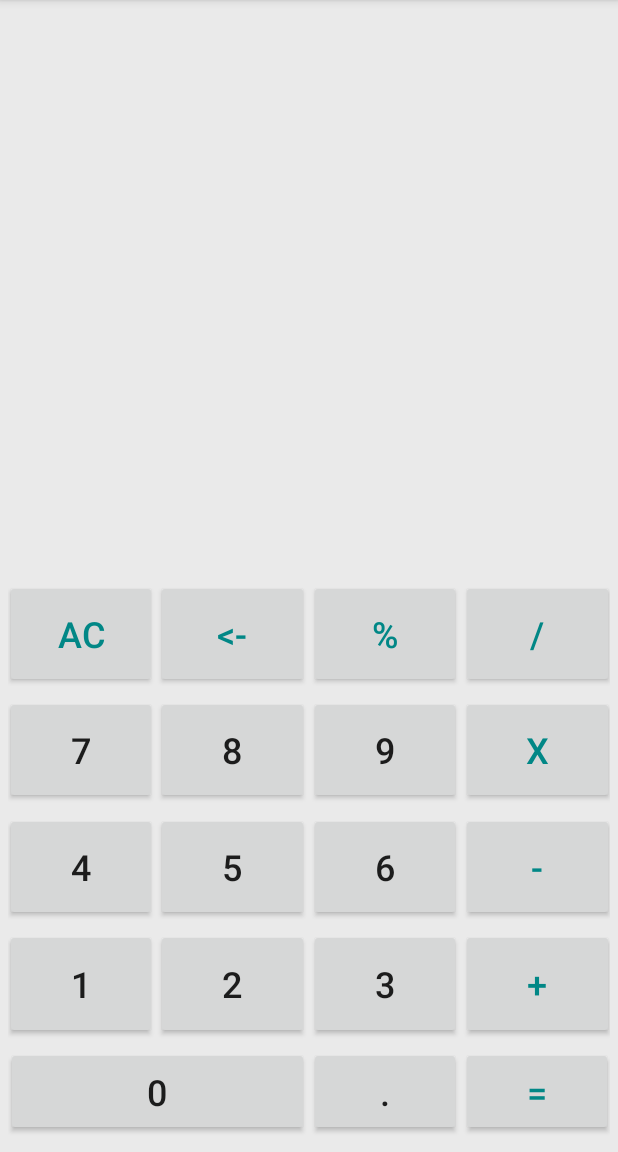
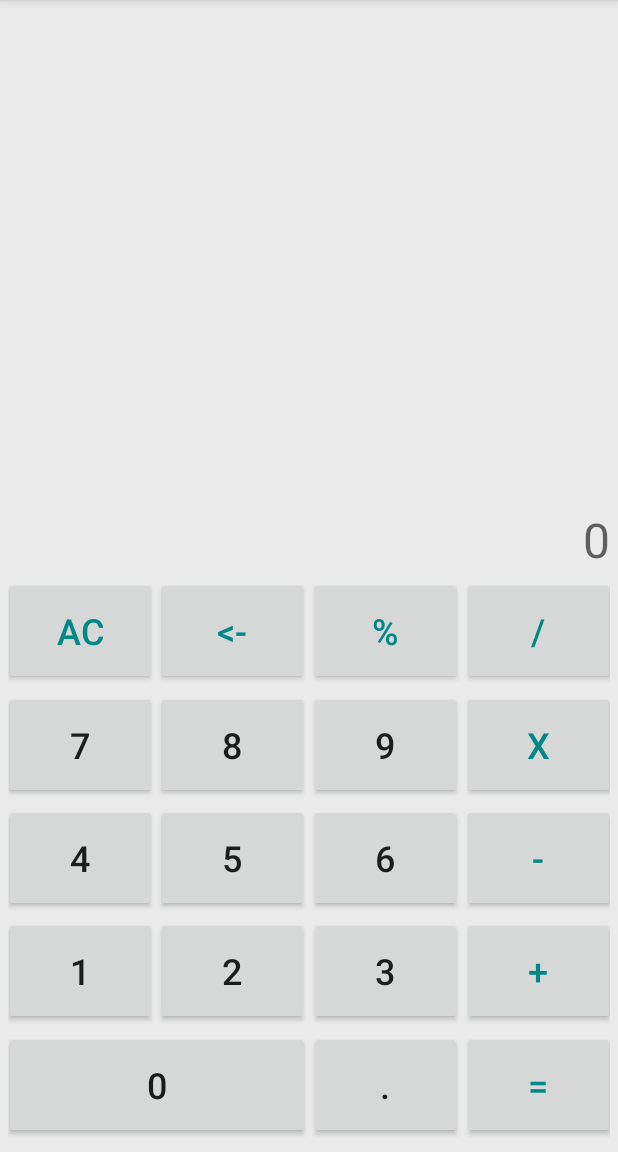
Before and after one commit to Chase-V/MyCalc, an Android app: the screen it shows after launch (MainActivity), on a phone screen of 412 x 824 dp, the part 84-1236 px from its top. Run offline under Robolectric (Android 15) with nearby library versions, the light colour scheme and no system bars.

Commit message:
Вроде как все изменил. Запретил приложению ландшафтный режим, на телефоне моем не переворачивался. Заготовки сделал под текущую операцию и историю операций.
Выбрал констрейнт из-за того, что в гугле не дураки же сидят, раз рекомендуют его использовать=) Ну и + ко всему лишняя практика работы. Как оказалось, это не самая дружелюбная к начинающим вещь.

Фон изображением присутствует, еле заметный цвет С0С0С0, просто чтобы белым глаза не выжегало.

```diff
--- a/app/src/main/res/layout/activity_main.xml
+++ b/app/src/main/res/layout/activity_main.xml
@@ -18,10 +18,32 @@
         android:orientation="horizontal"
         app:layout_constraintGuide_percent="0.5" />
 
+    <androidx.appcompat.widget.AppCompatTextView
+        android:id="@+id/textView2"
+        android:layout_width="match_parent"
+        android:layout_height="wrap_content"
+        android:hint="@string/_0"
+        android:text=""
+        android:textDirection="rtl"
+        android:textSize="@dimen/textSize"
+        app:layout_constraintBottom_toTopOf="@+id/guideline2"
+        app:layout_constraintEnd_toEndOf="parent"
+        app:layout_constraintStart_toStartOf="parent" />
+
+    <androidx.appcompat.widget.AppCompatTextView
+        android:id="@+id/textViewOperationHistory"
+        android:layout_width="match_parent"
+        android:layout_height="wrap_content"
+        android:textDirection="rtl"
+        android:textSize="@dimen/textSize"
+        app:layout_constraintBottom_toTopOf="@+id/textView2"
+        app:layout_constraintEnd_toEndOf="parent"
+        app:layout_constraintStart_toStartOf="parent" />
+
     <androidx.appcompat.widget.AppCompatButton
         android:id="@+id/buttonAC"
-        android:layout_width="101dp"
-        android:layout_height="72dp"
+        android:layout_width="@dimen/buttonWidth"
+        android:layout_height="@dimen/buttonHeight"
         android:text="@string/ac"
         android:textColor="@color/teal_700"
         android:textSize="@dimen/buttonTextSize"
@@ -33,8 +55,8 @@
 
     <androidx.appcompat.widget.AppCompatButton
         android:id="@+id/buttonDelete"
-        android:layout_width="102dp"
-        android:layout_height="72dp"
+        android:layout_width="@dimen/buttonWidth"
+        android:layout_height="@dimen/buttonHeight"
         android:text="@string/_delete"
         android:textColor="@color/teal_700"
         android:textSize="@dimen/buttonTextSize"
@@ -46,8 +68,8 @@
 
     <androidx.appcompat.widget.AppCompatButton
         android:id="@+id/buttonPercent"
-        android:layout_width="101dp"
-        android:layout_height="72dp"
+        android:layout_width="@dimen/buttonWidth"
+        android:layout_height="@dimen/buttonHeight"
         android:text="@string/_percent"
         android:textColor="@color/teal_700"
         android:textSize="@dimen/buttonTextSize"
@@ -59,8 +81,8 @@
 
     <androidx.appcompat.widget.AppCompatButton
         android:id="@+id/buttonDivide"
-        android:layout_width="102dp"
-        android:layout_height="72dp"
+        android:layout_width="@dimen/buttonWidth"
+        android:layout_height="@dimen/buttonHeight"
         android:text="@string/_divide"
         android:textColor="@color/teal_700"
         android:textSize="@dimen/buttonTextSize"
@@ -73,8 +95,8 @@
 
     <androidx.appcompat.widget.AppCompatButton
         android:id="@+id/button2"
-        android:layout_width="102dp"
-        android:layout_height="73dp"
+        android:layout_width="@dimen/buttonWidth"
+        android:layout_height="@dimen/buttonHeight"
         android:text="@string/_2"
         android:textSize="@dimen/buttonTextSize"
         app:layout_constraintBottom_toTopOf="@+id/button0"
@@ -85,8 +107,8 @@
 
     <androidx.appcompat.widget.AppCompatButton
         android:id="@+id/button7"
-        android:layout_width="101dp"
-        android:layout_height="72dp"
+        android:layout_width="@dimen/buttonWidth"
+        android:layout_height="@dimen/buttonHeight"
         android:text="@string/_7"
         android:textSize="@dimen/buttonTextSize"
         app:layout_constraintBottom_toTopOf="@+id/button4"
@@ -97,8 +119,8 @@
 
     <androidx.appcompat.widget.AppCompatButton
         android:id="@+id/buttonMinus"
-        android:layout_width="102dp"
-        android:layout_height="72dp"
+        android:layout_width="@dimen/buttonWidth"
+        android:layout_height="@dimen/buttonHeight"
         android:text="@string/_minus"
         android:textColor="@color/teal_700"
         android:textSize="@dimen/buttonTextSize"
@@ -110,8 +132,8 @@
 
     <androidx.appcompat.widget.AppCompatButton
         android:id="@+id/button9"
-        android:layout_width="101dp"
-        android:layout_height="72dp"
+        android:layout_width="@dimen/buttonWidth"
+        android:layout_height="@dimen/buttonHeight"
         android:text="@string/_9"
         android:textSize="@dimen/buttonTextSize"
         app:layout_constraintBottom_toTopOf="@+id/button6"
@@ -122,8 +144,8 @@
 
     <androidx.appcompat.widget.AppCompatButton
         android:id="@+id/buttonMultiply"
-        android:layout_width="102dp"
-        android:layout_height="72dp"
+        android:layout_width="@dimen/buttonWidth"
+        android:layout_height="@dimen/buttonHeight"
         android:text="@string/x"
         android:textColor="@color/teal_700"
         android:textSize="@dimen/buttonTextSize"
@@ -135,8 +157,8 @@
 
     <androidx.appcompat.widget.AppCompatButton
         android:id="@+id/button1"
-        android:layout_width="101dp"
-        android:layout_height="73dp"
+        android:layout_width="@dimen/buttonWidth"
+        android:layout_height="@dimen/buttonHeight"
         android:text="@string/_1"
         android:textSize="@dimen/buttonTextSize"
         app:layout_constraintBottom_toTopOf="@+id/button0"
@@ -147,8 +169,8 @@
 
     <androidx.appcompat.widget.AppCompatButton
         android:id="@+id/button5"
-        android:layout_width="102dp"
-        android:layout_height="72dp"
+        android:layout_width="@dimen/buttonWidth"
+        android:layout_height="@dimen/buttonHeight"
         android:text="@string/_5"
         android:textSize="@dimen/buttonTextSize"
         app:layout_constraintBottom_toTopOf="@+id/button2"
@@ -159,8 +181,8 @@
 
     <androidx.appcompat.widget.AppCompatButton
         android:id="@+id/button6"
-        android:layout_width="101dp"
-        android:layout_height="72dp"
+        android:layout_width="@dimen/buttonWidth"
+        android:layout_height="@dimen/buttonHeight"
         android:text="@string/_6"
         android:textSize="@dimen/buttonTextSize"
         app:layout_constraintBottom_toTopOf="@+id/button3"
@@ -171,8 +193,8 @@
 
     <androidx.appcompat.widget.AppCompatButton
         android:id="@+id/buttonPlus"
-        android:layout_width="102dp"
-        android:layout_height="73dp"
+        android:layout_width="@dimen/buttonWidth"
+        android:layout_height="@dimen/buttonHeight"
         android:text="@string/_plus"
         android:textColor="@color/teal_700"
         android:textSize="@dimen/buttonTextSize"
@@ -184,8 +206,8 @@
 
     <androidx.appcompat.widget.AppCompatButton
         android:id="@+id/button8"
-        android:layout_width="102dp"
-        android:layout_height="72dp"
+        android:layout_width="@dimen/buttonWidth"
+        android:layout_height="@dimen/buttonHeight"
         android:text="@string/_8"
         android:textSize="@dimen/buttonTextSize"
         app:layout_constraintBottom_toTopOf="@+id/button5"
@@ -196,8 +218,8 @@
 
     <androidx.appcompat.widget.AppCompatButton
         android:id="@+id/button4"
-        android:layout_width="101dp"
-        android:layout_height="72dp"
+        android:layout_width="@dimen/buttonWidth"
+        android:layout_height="@dimen/buttonHeight"
         android:text="@string/_4"
         android:textSize="@dimen/buttonTextSize"
         app:layout_constraintBottom_toTopOf="@+id/button1"
@@ -208,8 +230,8 @@
 
     <androidx.appcompat.widget.AppCompatButton
         android:id="@+id/button3"
-        android:layout_width="101dp"
-        android:layout_height="73dp"
+        android:layout_width="@dimen/buttonWidth"
+        android:layout_height="@dimen/buttonHeight"
         android:text="@string/_3"
         android:textSize="@dimen/buttonTextSize"
         app:layout_constraintBottom_toTopOf="@+id/buttonDot"
@@ -220,8 +242,8 @@
 
     <androidx.appcompat.widget.AppCompatButton
         android:id="@+id/button0"
-        android:layout_width="202dp"
-        android:layout_height="59dp"
+        android:layout_width="204dp"
+        android:layout_height="@dimen/buttonHeight"
         android:text="@string/_0"
         android:textSize="@dimen/buttonTextSize"
         app:layout_constraintBottom_toBottomOf="parent"
@@ -232,8 +254,8 @@
 
     <androidx.appcompat.widget.AppCompatButton
         android:id="@+id/buttonDot"
-        android:layout_width="101dp"
-        android:layout_height="59dp"
+        android:layout_width="@dimen/buttonWidth"
+        android:layout_height="@dimen/buttonHeight"
         android:text="@string/_dot"
         android:textSize="@dimen/buttonTextSize"
         app:layout_constraintBottom_toBottomOf="parent"
@@ -244,8 +266,8 @@
 
     <androidx.appcompat.widget.AppCompatButton
         android:id="@+id/buttonEquals"
-        android:layout_width="101dp"
-        android:layout_height="59dp"
+        android:layout_width="@dimen/buttonWidth"
+        android:layout_height="@dimen/buttonHeight"
         android:text="@string/_equals"
         android:textColor="@color/teal_700"
         android:textSize="@dimen/buttonTextSize"
@@ -255,24 +277,4 @@
         app:layout_constraintStart_toEndOf="@+id/buttonDot"
         app:layout_constraintTop_toBottomOf="@+id/buttonPlus" />
 
-    <androidx.constraintlayout.widget.Barrier
-        android:id="@+id/barrier6"
-        android:layout_width="wrap_content"
-        android:layout_height="wrap_content"
-        app:barrierDirection="bottom"
-        tools:layout_editor_absoluteX="5dp"
-        tools:layout_editor_absoluteY="709dp" />
-
-    <androidx.appcompat.widget.AppCompatTextView
-        android:id="@+id/textView2"
-        android:layout_width="match_parent"
-        android:layout_height="wrap_content"
-        android:hint=""
-        android:text=""
-        android:textDirection="rtl"
-        android:textSize="@dimen/textSize"
-        app:layout_constraintBottom_toTopOf="@+id/guideline2"
-        tools:layout_editor_absoluteX="5dp" />
-
-
 </androidx.constraintlayout.widget.ConstraintLayout>
--- a/app/src/main/res/values/dimens.xml
+++ b/app/src/main/res/values/dimens.xml
@@ -2,4 +2,6 @@
 <resources>
     <dimen name="textSize">32sp</dimen>
     <dimen name="buttonTextSize">24sp</dimen>
+    <dimen name="buttonWidth">102dp</dimen>
+    <dimen name="buttonHeight">72dp</dimen>
 </resources>
--- a/app/src/main/res/values/strings.xml
+++ b/app/src/main/res/values/strings.xml
@@ -19,5 +19,4 @@
     <string name="_dot">.</string>
     <string name="_equals">=</string>
     <string name="_minus">-</string>
-    <string name="_0">0</string>
 </resources>
```
